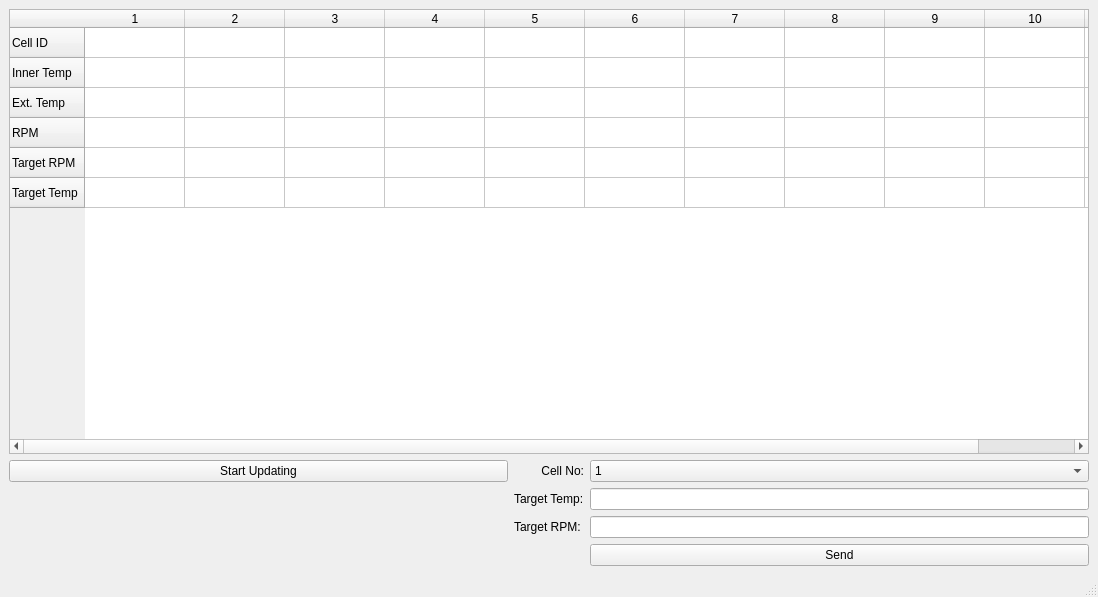
Qt form mr10gui_test/mainwindow.ui (daharkan/ModularReactionPackage) before a commit.
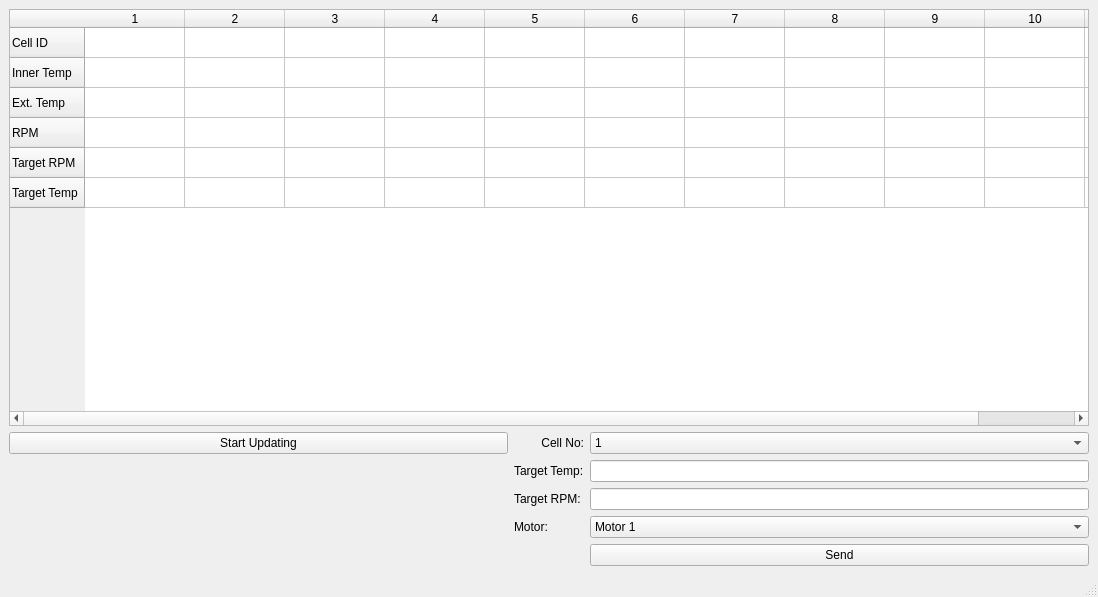
The same form after that commit.

Commit message: Add motor selection to cell updates

Patch:
```diff
--- a/mr10gui_test/mainwindow.ui
+++ b/mr10gui_test/mainwindow.ui
@@ -164,7 +164,28 @@
       </item>
      </widget>
     </item>
+    <item row="5" column="1">
+     <widget class="QLabel" name="label_4">
+      <property name="text">
+       <string>Motor:</string>
+      </property>
+     </widget>
+    </item>
     <item row="5" column="2">
+     <widget class="QComboBox" name="motorSelectComboBox">
+      <item>
+       <property name="text">
+        <string>Motor 1</string>
+       </property>
+      </item>
+      <item>
+       <property name="text">
+        <string>Motor 2</string>
+       </property>
+      </item>
+     </widget>
+    </item>
+    <item row="6" column="2">
      <widget class="QPushButton" name="senPushButton">
       <property name="text">
        <string>Send</string>
```
The commit also changes 10 other files.
